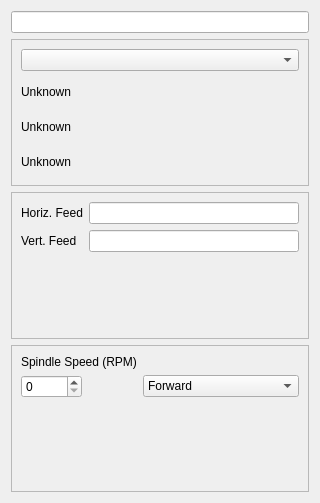
Old version of the form src/Mod/Path/Gui/Resources/panels/ToolControl.ui in the repository berndhahnebach/All_FreeCAD.
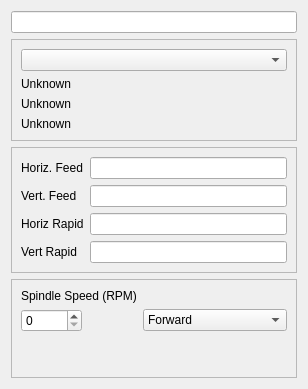
New version of the form.

Commit message: Drilling handles multiple locations Jog rates started Automatically create default tool in new job.

```diff
--- a/src/Mod/Path/Gui/Resources/panels/ToolControl.ui
+++ b/src/Mod/Path/Gui/Resources/panels/ToolControl.ui
@@ -6,22 +6,22 @@
    <rect>
     <x>0</x>
     <y>0</y>
-    <width>320</width>
-    <height>503</height>
+    <width>308</width>
+    <height>389</height>
    </rect>
   </property>
   <property name="windowTitle">
    <string>Tool Control</string>
   </property>
-  <layout class="QGridLayout" name="gridLayout_2">
-   <item row="0" column="0">
+  <layout class="QVBoxLayout" name="verticalLayout">
+   <item>
     <widget class="QLineEdit" name="tcoName">
      <property name="readOnly">
       <bool>true</bool>
      </property>
     </widget>
    </item>
-   <item row="1" column="0">
+   <item>
     <widget class="QFrame" name="frame_2">
      <property name="frameShape">
       <enum>QFrame::StyledPanel</enum>
@@ -57,7 +57,7 @@
      </layout>
     </widget>
    </item>
-   <item row="2" column="0">
+   <item>
     <widget class="QFrame" name="frame">
      <property name="frameShape">
       <enum>QFrame::StyledPanel</enum>
@@ -86,10 +86,38 @@
       <item row="1" column="1">
        <widget class="QLineEdit" name="vertFeed"/>
       </item>
+      <item row="2" column="0">
+       <widget class="QLabel" name="label_5">
+        <property name="text">
+         <string>Horiz Rapid</string>
+        </property>
+       </widget>
+      </item>
+      <item row="2" column="1">
+       <widget class="QLineEdit" name="horizRapid">
+        <property name="text">
+         <string/>
+        </property>
+       </widget>
+      </item>
+      <item row="3" column="0">
+       <widget class="QLabel" name="label_4">
+        <property name="text">
+         <string>Vert Rapid</string>
+        </property>
+       </widget>
+      </item>
+      <item row="3" column="1">
+       <widget class="QLineEdit" name="vertRapid">
+        <property name="text">
+         <string/>
+        </property>
+       </widget>
+      </item>
      </layout>
     </widget>
    </item>
-   <item row="3" column="0">
+   <item>
     <widget class="QFrame" name="frame_3">
      <property name="frameShape">
       <enum>QFrame::StyledPanel</enum>
```
The commit also changes 17 other files.
